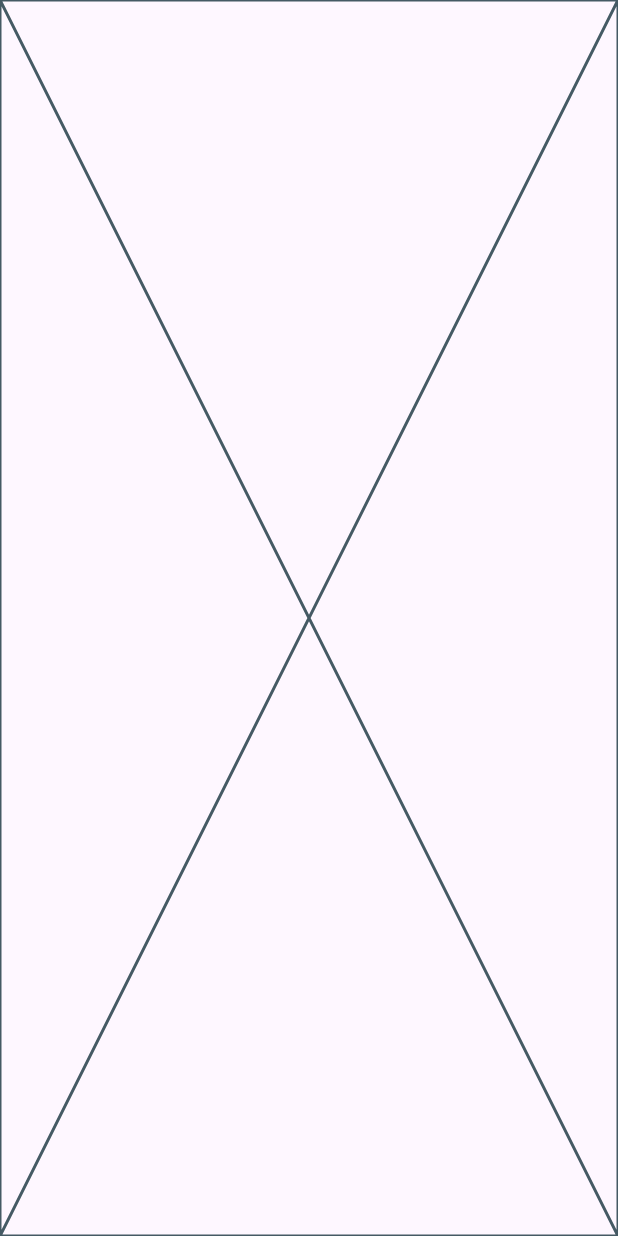
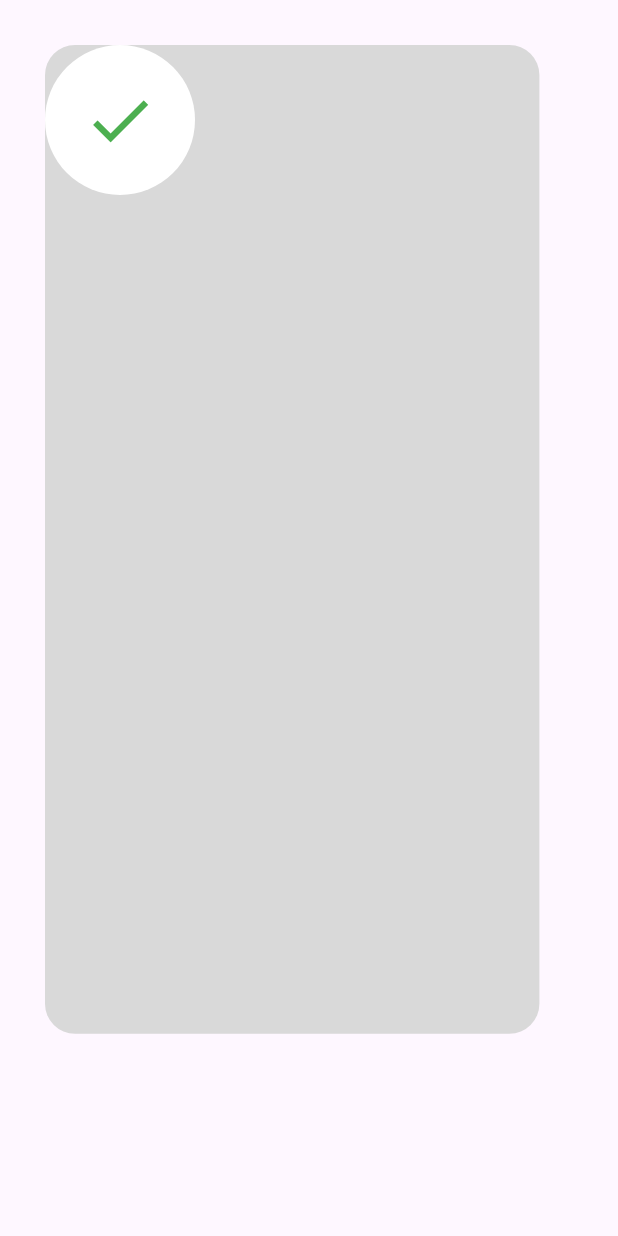
Before and after one commit to zeyad-nour/flutter_payment_app, a Flutter app: the ThankYouView screen opened directly, on a phone screen of 412 x 824 dp. Run offline on Flutter 3.47's test engine with Material 3 defaults, Android fonts, the light colour scheme and no system bars; our stand-ins replace flutter_credit_card, flutter_svg; statements that could not run were skipped.

Commit message:
Implement ThankYouViewBody with layout and styling for thank you message

```diff
--- a/lib/Features/checkout/Presentation/view/widgets/thank_you_view_body.dart
+++ b/lib/Features/checkout/Presentation/view/widgets/thank_you_view_body.dart
@@ -5,6 +5,30 @@ class ThankYouViewBody extends StatelessWidget {
 
   @override
   Widget build(BuildContext context) {
-    return const Placeholder();
+    return Padding(
+      padding: const EdgeInsets.all(30),
+      child: Stack(
+        children: [
+          Container(
+            width: MediaQuery.of(context).size.width * 0.8,
+            height: MediaQuery.of(context).size.height * 0.8,
+            decoration: ShapeDecoration(
+              color: Color(0xffd9d9d9),
+              shape: RoundedRectangleBorder(
+                borderRadius: BorderRadius.circular(20),
+              ),
+            ),
+          ),
+          Positioned(
+          bottom: ,
+            child: CircleAvatar(
+              radius: 50,
+              backgroundColor: Colors.white,
+              child: Icon(Icons.check, color: Colors.green, size: 50),
+            ),
+          ),
+        ],
+      ),
+    );
   }
 }
```
